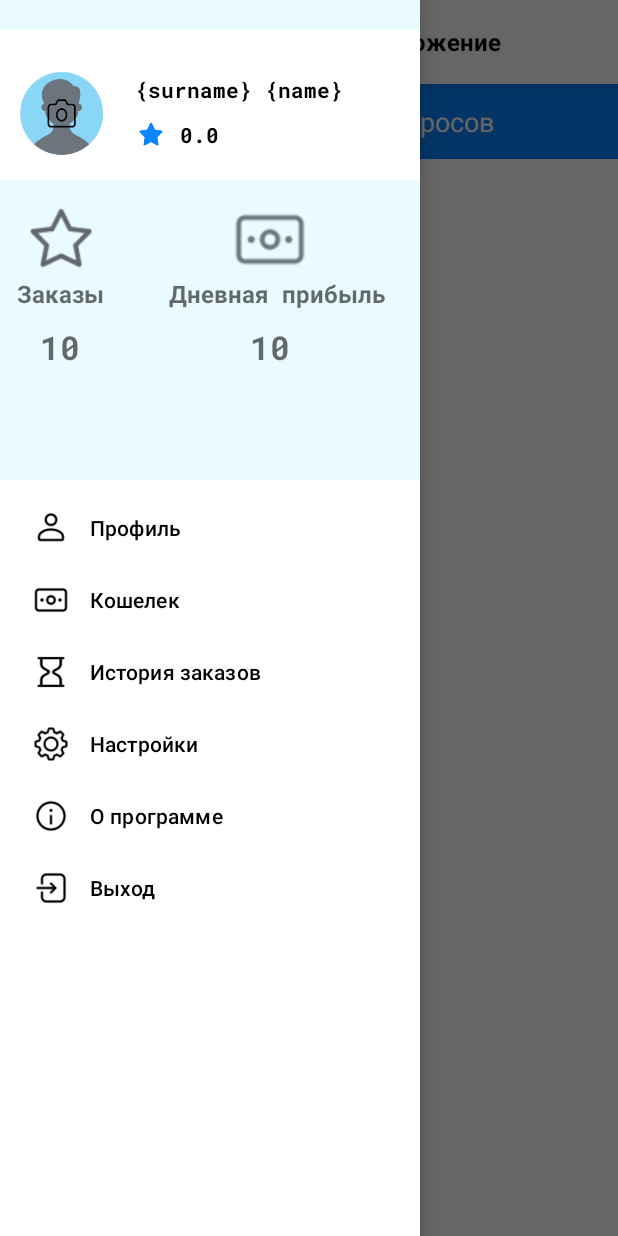
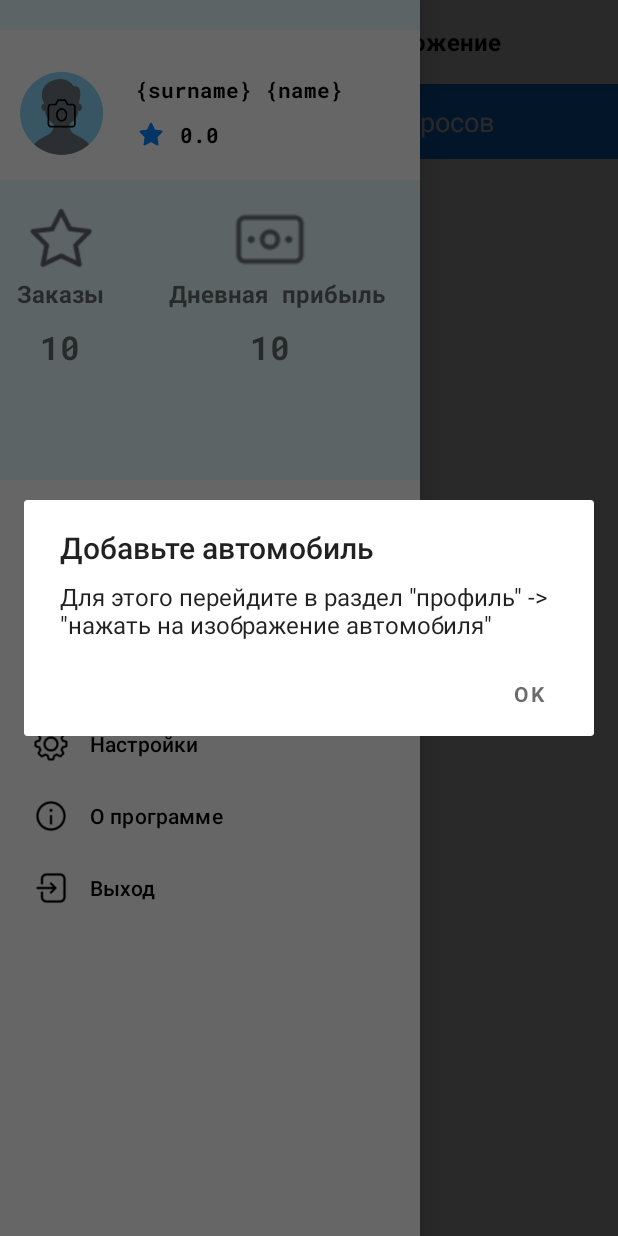
Before and after one commit to markus-xax/TaxiLnrFirst, an Android app: the HomeActivityDriver screen opened directly, with no data from a screen before it, with the side drawer open, on a phone screen of 412 x 824 dp. Run offline under Robolectric (Android 15) with nearby library versions, the phone set to English and light mode, and no system bars; our stand-ins replace navigation-ui; libraries missing offline, so code that uses them is left out: com.yandex.mapkit, com.yandex.runtime, org.java_websocket.client, org.java_websocket.drafts, org.java_websocket.handshake; 26 statements that could not run were skipped.

Commit message:
fix bugs & add alert car

```diff
--- a/app/src/main/java/com/example/taxi_full/HomeActivityDriver.java
+++ b/app/src/main/java/com/example/taxi_full/HomeActivityDriver.java
@@ -1,11 +1,16 @@
 package com.example.taxi_full;
 
+import android.app.AlertDialog;
+import android.app.Dialog;
+import android.content.DialogInterface;
 import android.content.Intent;
 import android.content.pm.PackageManager;
 import android.graphics.Color;
 import android.graphics.PointF;
+import android.graphics.Typeface;
 import android.os.Bundle;
 import android.util.Log;
+import android.widget.Button;
 import android.widget.TextView;
 
 import androidx.appcompat.app.AppCompatActivity;
@@ -61,7 +66,6 @@ import java.util.Locale;
 public class HomeActivityDriver extends AppCompatActivity implements UserLocationObjectListener {
     //комит перед ростовом
     private static final int PERMISSIONS_REQUEST_FINE_LOCATION = 1;
-
     private AppBarConfiguration mAppBarConfiguration;
     private ActivityHomeDriverBinding binding;
     private final String URL_API_USER = "http://45.86.47.12/api/user";
@@ -82,6 +86,8 @@ public class HomeActivityDriver extends AppCompatActivity implements UserLocatio
     private int incomingDriver;
     private final String URL_DEBT = "http://45.86.47.12/api/debt";
     private int debtInd = 0;
+    Dialog dialog;
+    final int DIALOG = 1;
 
     @Override
     protected void onCreate(Bundle savedInstanceState) {
@@ -131,8 +137,20 @@ public class HomeActivityDriver extends AppCompatActivity implements UserLocatio
         } catch (Exception e){
             e.printStackTrace();
         }
-        if (debtInd == 0)
+        if (debtInd == 0) {
             redirectDebt();
+
+        }
+        new Thread(()->{
+            DBClass db = new DBClass();
+            try {
+                if (HttpApi.getId(URL_CARS + db.getHash(this)).equals("0")) {
+                        runOnUiThread(()-> showDialog(DIALOG));
+                }
+            } catch (IOException e) {
+                e.printStackTrace();
+            }
+        }).start();
     }
 
     private void requestLocationPermission() {
@@ -373,4 +391,32 @@ public class HomeActivityDriver extends AppCompatActivity implements UserLocatio
         }).start();
     }
 
+    @Override
+    protected Dialog onCreateDialog(int id) {
+        if (id == DIALOG) {
+            AlertDialog.Builder adb = new AlertDialog.Builder(this);
+            adb.setTitle("Добавьте автомобиль");
+            adb.setMessage("Для этого перейдите в раздел \"профиль\" ->" +
+                    " \"нажать на изображение автомобиля\"");
+            adb.setPositiveButton("OK", null);
+            dialog = adb.create();
+            dialog.setOnShowListener(dialogInterface -> {
+                Button positiveButton = ((AlertDialog)dialog).getButton(DialogInterface.BUTTON_POSITIVE);
+                positiveButton.setTextColor(getApplicationContext().getResources().getColor(R.color.dark_gray));
+                positiveButton.setTypeface(Typeface.DEFAULT_BOLD);
+                positiveButton.invalidate();
+            });
+
+            // обработчик отмены
+            dialog.setOnCancelListener(dialog -> {
+            });
+
+            // обработчик закрытия
+            dialog.setOnDismissListener(dialog -> {
+            });
+
+            return dialog;
+        }
+        return super.onCreateDialog(id);
+    }
 }
```
Also changed, not shown: app/src/main/java/com/example/taxi_full/HomeActivity.java (+13 -21 lines).
